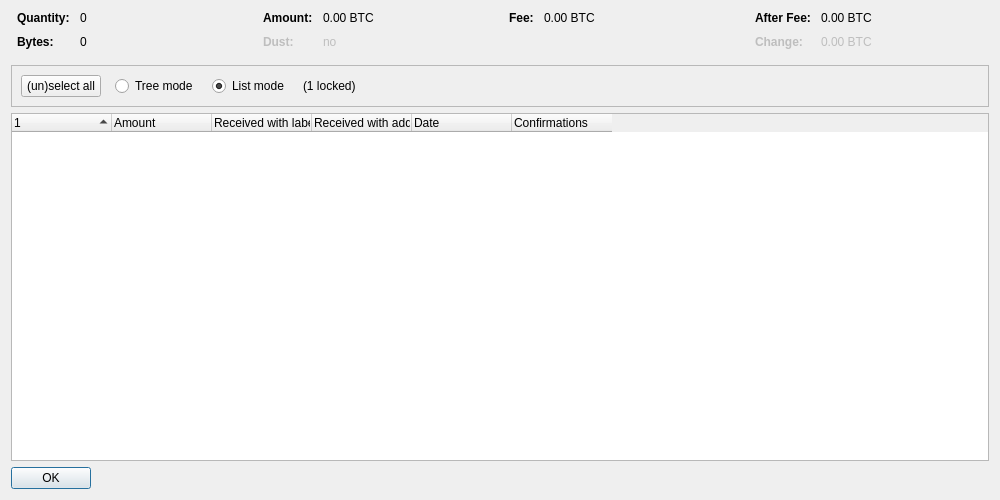
talentdeveloper/qt-test, file forms/coincontroldialog.ui: the form before one commit.
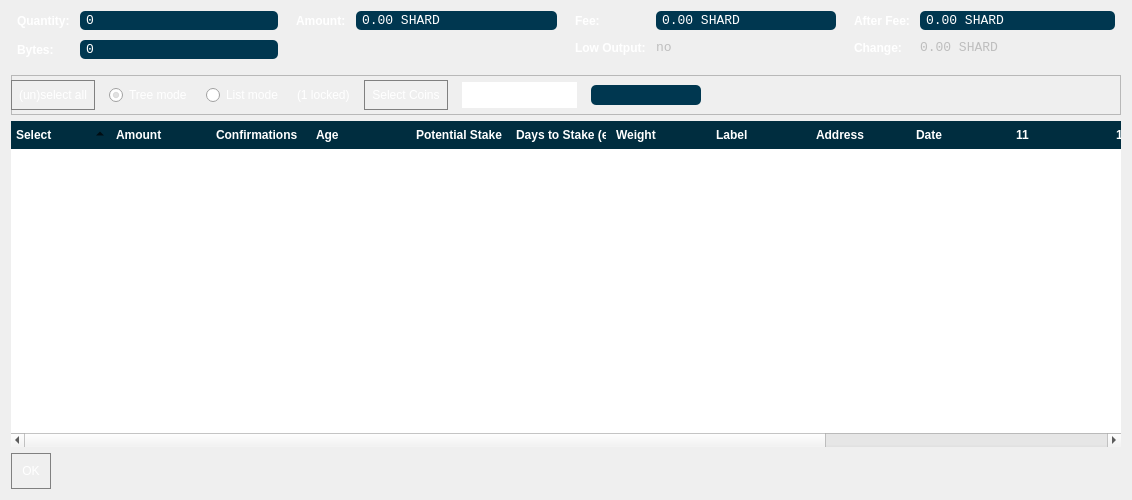
The form after the commit. Icons and pictures are not drawn. Custom widgets are drawn as their Qt base class.

Commit message: update with shard

Diff of the .ui file:
```diff
--- a/forms/coincontroldialog.ui
+++ b/forms/coincontroldialog.ui
@@ -6,12 +6,15 @@
    <rect>
     <x>0</x>
     <y>0</y>
-    <width>1000</width>
+    <width>1132</width>
     <height>500</height>
    </rect>
   </property>
   <property name="windowTitle">
-   <string>Coin Selection</string>
+   <string>Coin Control</string>
+  </property>
+  <property name="styleSheet">
+   <string notr="true">background:'#0a2634';</string>
   </property>
   <layout class="QVBoxLayout" name="verticalLayout">
    <item>
@@ -38,11 +41,8 @@
        </property>
        <item row="0" column="0">
         <widget class="QLabel" name="labelCoinControlQuantityText">
-         <property name="font">
-          <font>
-           <weight>75</weight>
-           <bold>true</bold>
-          </font>
+         <property name="styleSheet">
+          <string notr="true">font-weight:bold;color:white;</string>
          </property>
          <property name="text">
           <string>Quantity:</string>
@@ -51,12 +51,24 @@
        </item>
        <item row="0" column="1">
         <widget class="QLabel" name="labelCoinControlQuantity">
+         <property name="font">
+          <font>
+           <family>Monospace</family>
+           <pointsize>10</pointsize>
+          </font>
+         </property>
          <property name="cursor">
           <cursorShape>IBeamCursor</cursorShape>
          </property>
          <property name="contextMenuPolicy">
           <enum>Qt::ActionsContextMenu</enum>
          </property>
+         <property name="styleSheet">
+          <string notr="true">background:#003750;
+color:white;
+padding:2px;
+border-radius:5px;</string>
+         </property>
          <property name="text">
           <string notr="true">0</string>
          </property>
@@ -67,11 +79,8 @@
        </item>
        <item row="1" column="0">
         <widget class="QLabel" name="labelCoinControlBytesText">
-         <property name="font">
-          <font>
-           <weight>75</weight>
-           <bold>true</bold>
-          </font>
+         <property name="styleSheet">
+          <string notr="true">font-weight:bold;color:white;</string>
          </property>
          <property name="text">
           <string>Bytes:</string>
@@ -80,12 +89,24 @@
        </item>
        <item row="1" column="1">
         <widget class="QLabel" name="labelCoinControlBytes">
+         <property name="font">
+          <font>
+           <family>Monospace</family>
+           <pointsize>10</pointsize>
+          </font>
+         </property>
          <property name="cursor">
           <cursorShape>IBeamCursor</cursorShape>
          </property>
          <property name="contextMenuPolicy">
           <enum>Qt::ActionsContextMenu</enum>
          </property>
+         <property name="styleSheet">
+          <string notr="true">background:#003750;
+color:white;
+padding:2px;
+border-radius:5px;</string>
+         </property>
          <property name="text">
           <string notr="true">0</string>
          </property>
@@ -112,11 +133,8 @@
        </property>
        <item row="0" column="0">
         <widget class="QLabel" name="labelCoinControlAmountText">
-         <property name="font">
-          <font>
-           <weight>75</weight>
-           <bold>true</bold>
-          </font>
+         <property name="styleSheet">
+          <string notr="true">font-weight:bold;color:white;</string>
          </property>
          <property name="text">
           <string>Amount:</string>
@@ -125,49 +143,26 @@
        </item>
        <item row="0" column="1">
         <widget class="QLabel" name="labelCoinControlAmount">
-         <property name="cursor">
-          <cursorShape>IBeamCursor</cursorShape>
-         </property>
-         <property name="contextMenuPolicy">
-          <enum>Qt::ActionsContextMenu</enum>
-         </property>
-         <property name="text">
-          <string notr="true">0.00 BTC</string>
-         </property>
-         <property name="textInteractionFlags">
-          <set>Qt::LinksAccessibleByMouse|Qt::TextSelectableByKeyboard|Qt::TextSelectableByMouse</set>
-         </property>
-        </widget>
-       </item>
-       <item row="1" column="0">
-        <widget class="QLabel" name="labelCoinControlLowOutputText">
-         <property name="enabled">
-          <bool>false</bool>
-         </property>
          <property name="font">
           <font>
-           <weight>75</weight>
-           <bold>true</bold>
+           <family>Monospace</family>
+           <pointsize>10</pointsize>
           </font>
          </property>
-         <property name="text">
-          <string>Dust:</string>
-         </property>
-        </widget>
-       </item>
-       <item row="1" column="1">
-        <widget class="QLabel" name="labelCoinControlLowOutput">
-         <property name="enabled">
-          <bool>false</bool>
-         </property>
          <property name="cursor">
           <cursorShape>IBeamCursor</cursorShape>
          </property>
          <property name="contextMenuPolicy">
           <enum>Qt::ActionsContextMenu</enum>
          </property>
+         <property name="styleSheet">
+          <string notr="true">background:#003750;
+color:white;
+padding:2px;
+border-radius:5px;</string>
+         </property>
          <property name="text">
-          <string notr="true">no</string>
+          <string notr="true">0.00 SHARD</string>
          </property>
          <property name="textInteractionFlags">
           <set>Qt::LinksAccessibleByMouse|Qt::TextSelectableByKeyboard|Qt::TextSelectableByMouse</set>
@@ -192,11 +187,8 @@
        </property>
        <item row="0" column="0">
         <widget class="QLabel" name="labelCoinControlFeeText">
-         <property name="font">
-          <font>
-           <weight>75</weight>
-           <bold>true</bold>
-          </font>
+         <property name="styleSheet">
+          <string notr="true">font-weight:bold;color:white;</string>
          </property>
          <property name="text">
           <string>Fee:</string>
@@ -205,14 +197,64 @@
        </item>
        <item row="0" column="1">
         <widget class="QLabel" name="labelCoinControlFee">
+         <property name="font">
+          <font>
+           <family>Monospace</family>
+           <pointsize>10</pointsize>
+          </font>
+         </property>
          <property name="cursor">
           <cursorShape>IBeamCursor</cursorShape>
          </property>
          <property name="contextMenuPolicy">
           <enum>Qt::ActionsContextMenu</enum>
          </property>
+         <property name="styleSheet">
+          <string notr="true">background:#003750;
+color:white;
+padding:2px;
+border-radius:5px;</string>
+         </property>
          <property name="text">
-          <string notr="true">0.00 BTC</string>
+          <string notr="true">0.00 SHARD</string>
+         </property>
+         <property name="textInteractionFlags">
+          <set>Qt::LinksAccessibleByMouse|Qt::TextSelectableByKeyboard|Qt::TextSelectableByMouse</set>
+         </property>
+        </widget>
+       </item>
+       <item row="1" column="0">
+        <widget class="QLabel" name="labelCoinControlLowOutputText">
+         <property name="enabled">
+          <bool>false</bool>
+         </property>
+         <property name="styleSheet">
+          <string notr="true">font-weight:bold;color:white;</string>
+         </property>
+         <property name="text">
+          <string>Low Output:</string>
+         </property>
+        </widget>
+       </item>
+       <item row="1" column="1">
+        <widget class="QLabel" name="labelCoinControlLowOutput">
+         <property name="enabled">
+          <bool>false</bool>
+         </property>
+         <property name="font">
+          <font>
+           <family>Monospace</family>
+           <pointsize>10</pointsize>
+          </font>
+         </property>
+         <property name="cursor">
+          <cursorShape>IBeamCursor</cursorShape>
+         </property>
+         <property name="contextMenuPolicy">
+          <enum>Qt::ActionsContextMenu</enum>
+         </property>
+         <property name="text">
+          <string notr="true">no</string>
          </property>
          <property name="textInteractionFlags">
           <set>Qt::LinksAccessibleByMouse|Qt::TextSelectableByKeyboard|Qt::TextSelectableByMouse</set>
@@ -223,6 +265,9 @@
      </item>
      <item>
       <layout class="QFormLayout" name="formLayoutCoinControl4">
+       <property name="fieldGrowthPolicy">
+        <enum>QFormLayout::AllNonFixedFieldsGrow</enum>
+       </property>
        <property name="horizontalSpacing">
         <number>10</number>
        </property>
@@ -237,11 +282,8 @@
        </property>
        <item row="0" column="0">
         <widget class="QLabel" name="labelCoinControlAfterFeeText">
-         <property name="font">
-          <font>
-           <weight>75</weight>
-           <bold>true</bold>
-          </font>
+         <property name="styleSheet">
+          <string notr="true">font-weight:bold;color:white;</string>
          </property>
          <property name="text">
           <string>After Fee:</string>
@@ -250,14 +292,26 @@
        </item>
        <item row="0" column="1">
         <widget class="QLabel" name="labelCoinControlAfterFee">
+         <property name="font">
+          <font>
+           <family>Monospace</family>
+           <pointsize>10</pointsize>
+          </font>
+         </property>
          <property name="cursor">
           <cursorShape>IBeamCursor</cursorShape>
          </property>
          <property name="contextMenuPolicy">
           <enum>Qt::ActionsContextMenu</enum>
          </property>
+         <property name="styleSheet">
+          <string notr="true">background:#003750;
+color:white;
+padding:2px;
+border-radius:5px;</string>
+         </property>
          <property name="text">
-          <string notr="true">0.00 BTC</string>
+          <string notr="true">0.00 SHARD</string>
          </property>
          <property name="textInteractionFlags">
           <set>Qt::LinksAccessibleByMouse|Qt::TextSelectableByKeyboard|Qt::TextSelectableByMouse</set>
@@ -269,11 +323,8 @@
          <property name="enabled">
           <bool>false</bool>
          </property>
-         <property name="font">
-          <font>
-           <weight>75</weight>
-           <bold>true</bold>
-          </font>
+         <property name="styleSheet">
+          <string notr="true">font-weight:bold;color:white;</string>
          </property>
          <property name="text">
           <string>Change:</string>
@@ -285,6 +336,12 @@
          <property name="enabled">
           <bool>false</bool>
          </property>
+         <property name="font">
+          <font>
+           <family>Monospace</family>
+           <pointsize>10</pointsize>
+          </font>
+         </property>
          <property name="cursor">
           <cursorShape>IBeamCursor</cursorShape>
          </property>
@@ -292,7 +349,7 @@
           <enum>Qt::ActionsContextMenu</enum>
          </property>
          <property name="text">
-          <string notr="true">0.00 BTC</string>
+          <string notr="true">0.00 SHARD</string>
          </property>
          <property name="textInteractionFlags">
           <set>Qt::LinksAccessibleByMouse|Qt::TextSelectableByKeyboard|Qt::TextSelectableByMouse</set>
@@ -317,9 +374,16 @@
      <property name="frameShadow">
       <enum>QFrame::Sunken</enum>
      </property>
-     <layout class="QHBoxLayout" name="horizontalLayout">
-      <item>
-       <layout class="QHBoxLayout" name="horizontalLayoutPanel" stretch="0,0,0,0,0">
+     <widget class="QWidget" name="horizontalLayoutWidget">
+      <property name="geometry">
+       <rect>
+        <x>0</x>
+        <y>0</y>
+        <width>1111</width>
+        <height>41</height>
+       </rect>
+      </property>
+      <layout class="QHBoxLayout" name="horizontalLayoutPanel" stretch="0,0,0,0,0,0,0,0">
         <property name="spacing">
          <number>14</number>
         </property>
@@ -331,12 +395,54 @@
             <verstretch>0</verstretch>
            </sizepolicy>
           </property>
+         <property name="styleSheet">
+          <string notr="true">QPushButton { 
+ background-color: &quot;#002d3f&quot;;
+	border:1px solid gray;
+	color:white;
+	outline: none;
+padding:7px;
+
+}
+
+QPushButton:pressed {
+   background-color: &quot;#002d3f&quot;;
+border:1px solid gray;
+	color:white;
+
+}
+QPushButton:focus:pressed { 
+    background: &quot;#003750&quot;;
+	border:1px solid #0adbf0;
+	color:white;
+
+ }
+QPushButton:focus { 
+   background-color: &quot;#002d3f&quot;;
+	border:1px solid gray;
+	color:white;
+
+}
+QPushButton:hover {
+     background-color: &quot;#002d3f&quot;;
+	border:1px solid #0adbf0;
+ }
+QPushButton:checked { 
+     background-color: &quot;#002d3f&quot;;
+border:1px solid gray;
+	color:white;
+
+ }
+QPushButton:disabled { 
+    background:'#0a2634';
+color:gray;
+border:1px solid gray;
+ }
+</string>
+         </property>
           <property name="text">
            <string>(un)select all</string>
           </property>
-          <property name="autoDefault">
-           <bool>false</bool>
-          </property>
          </widget>
         </item>
         <item>
@@ -347,9 +453,15 @@
             <verstretch>0</verstretch>
            </sizepolicy>
           </property>
+         <property name="styleSheet">
+          <string notr="true">color:white;</string>
+         </property>
           <property name="text">
            <string>Tree mode</string>
           </property>
+         <property name="checked">
+          <bool>true</bool>
+         </property>
          </widget>
         </item>
         <item>
@@ -360,21 +472,156 @@
             <verstretch>0</verstretch>
            </sizepolicy>
           </property>
+         <property name="styleSheet">
+          <string notr="true">color:white;</string>
+         </property>
           <property name="text">
            <string>List mode</string>
           </property>
-          <property name="checked">
-           <bool>true</bool>
-          </property>
          </widget>
         </item>
         <item>
          <widget class="QLabel" name="labelLocked">
+         <property name="sizePolicy">
+          <sizepolicy hsizetype="Preferred" vsizetype="Fixed">
+           <horstretch>0</horstretch>
+           <verstretch>0</verstretch>
+          </sizepolicy>
+         </property>
+         <property name="styleSheet">
+          <string notr="true">color:white;</string>
+         </property>
           <property name="text">
            <string notr="true">(1 locked)</string>
           </property>
          </widget>
         </item>
+       <item>
+        <widget class="QPushButton" name="pushButtonCustomCC">
+         <property name="styleSheet">
+          <string notr="true">QPushButton { 
+ background-color: &quot;#002d3f&quot;;
+	border:1px solid gray;
+	color:white;
+	outline: none;
+padding:7px;
+
+}
+
+QPushButton:pressed {
+   background-color: &quot;#002d3f&quot;;
+border:1px solid gray;
+	color:white;
+
+}
+QPushButton:focus:pressed { 
+    background: &quot;#003750&quot;;
+	border:1px solid #0adbf0;
+	color:white;
+
+ }
+QPushButton:focus { 
+   background-color: &quot;#002d3f&quot;;
+	border:1px solid gray;
+	color:white;
+
+}
+QPushButton:hover {
+     background-color: &quot;#002d3f&quot;;
+	border:1px solid #0adbf0;
+ }
+QPushButton:checked { 
+     background-color: &quot;#002d3f&quot;;
+border:1px solid gray;
+	color:white;
+
+ }
+QPushButton:disabled { 
+    background:'#0a2634';
+color:gray;
+border:1px solid gray;
+ }
+</string>
+         </property>
+         <property name="text">
+          <string>Select Coins</string>
+         </property>
+        </widget>
+       </item>
+       <item>
+        <widget class="QComboBox" name="QComboBoxFilterCoins">
+         <property name="styleSheet">
+          <string notr="true">QComboBox {
+    background:&quot;#002d3f&quot;;
+    border:0px;
+    color:white;
+    outline: none;
+    padding-left:10px;
+	padding-top:5px;
+	padding-bottom:5px;
+	padding-right:45px;
+   }
+   QComboBox::drop-down {
+    
+        border:0px;
+        margin-right:10px;
+
+    }
+    QComboBox::down-arrow {
+        image: url(&quot;:/images/res/images/dropdown.png&quot;);
+    }
+    QComboBox:pressed {
+        background: &quot;#002d3f&quot;; 
+    }
+    QComboBox:focus:pressed {
+        background: &quot;#003750&quot;;
+     }
+    QComboBox:focus { 
+        background: &quot;#002d3f&quot;; 
+    }
+    QComboBox:hover {
+         background: &quot;#003750&quot;;
+    }
+
+    QComboBox:checked { 
+       background: &quot;#002d3f&quot;;
+    }
+    QComboBox:checked:hover {
+        background: &quot;#002d3&quot;;
+ }
+QComboBox:disabled { 
+    background: &quot;#0a2634&quot;;
+	color:gray;
+ }
+    </string>
+         </property>
+        </widget>
+       </item>
+       <item>
+        <widget class="QLineEdit" name="lineEditCustomCC">
+         <property name="enabled">
+          <bool>true</bool>
+         </property>
+         <property name="sizePolicy">
+          <sizepolicy hsizetype="Fixed" vsizetype="Fixed">
+           <horstretch>0</horstretch>
+           <verstretch>0</verstretch>
+          </sizepolicy>
+         </property>
+         <property name="baseSize">
+          <size>
+           <width>50</width>
+           <height>0</height>
+          </size>
+         </property>
+         <property name="styleSheet">
+          <string notr="true">background:#003750;
+color:white;
+padding:2px;
+border-radius:5px;</string>
+         </property>
+        </widget>
+       </item>
         <item>
          <spacer name="horizontalSpacer">
           <property name="orientation">
@@ -389,20 +636,95 @@
          </spacer>
         </item>
        </layout>
-      </item>
-     </layout>
-    </widget>
+     </widget>
+    </widget>
    </item>
+   <item>
+    <layout class="QVBoxLayout" name="verticalLayout_2">
    <item>
     <widget class="CoinControlTreeWidget" name="treeWidget">
      <property name="contextMenuPolicy">
       <enum>Qt::CustomContextMenu</enum>
      </property>
+       <property name="styleSheet">
+        <string notr="true">QTreeWidget {
+    show-decoration-selected: 1;
+border:0px;
+color:white;
+}
+
+QTreeWidget::item {
+     border: 1px solid #002d3f;
+    border-top-color: transparent;
+    border-bottom-color: transparent;
+}
+
+QTreeWidget::item:hover {
+    background: #002d3f;
+   
+}
+
+QTreeWidget::item:selected {
+    border: 1px solid gray;
+}
+
+QTreeWidget::item:selected:active{
+    background: #003750;
+}
+
+QTreeWidget::item:selected:!active {
+    background: #002d3f;
+}
+QHeaderView::section
+    {
+    spacing: 10px;
+    background-color:#002d3f;
+    color: white;
+    padding:5px;
+    font-weight:bold;
+    font-size:12px;
+    border: 0px;
+    text-align: right;
+    font-family: arial;
+    }
+
+QTreeWidget::branch {
+        background: #002d3f;
+}
+
+QTreeWidget::branch:has-siblings:!adjoins-item {
+        background: #002d3f;
+}
+
+QTreeWidget::branch:has-siblings:adjoins-item {
+        background: #002d3f;
+}
+
+QTreeWidget::branch:!has-children:!has-siblings:adjoins-item {
+        background: #002d3f;
+}
+
+QTreeWidget::branch:closed:has-children:has-siblings {
+        background: #002d3f;
+}
+
+QTreeWidget::branch:has-children:!has-siblings:closed {
+        background: #002d3f;
+}
+
+QTreeWidget::branch:open:has-children:has-siblings {
+        background: #002d3f;
+}
+
+QTreeWidget::branch:open:has-children:!has-siblings {
+        background: #002d3f;
+}</string>
+       </property>
      <property name="sortingEnabled">
       <bool>false</bool>
      </property>
      <property name="columnCount">
-      <number>6</number>
+        <number>15</number>
      </property>
      <attribute name="headerShowSortIndicator" stdset="0">
       <bool>true</bool>
@@ -412,7 +734,7 @@
      </attribute>
      <column>
       <property name="text">
-       <string/>
+         <string>Select</string>
       </property>
      </column>
      <column>
@@ -420,21 +742,6 @@
        <string>Amount</string>
       </property>
      </column>
-     <column>
-      <property name="text">
-       <string>Received with label</string>
-      </property>
-     </column>
-     <column>
-      <property name="text">
-       <string>Received with address</string>
-      </property>
-     </column>
-     <column>
-      <property name="text">
-       <string>Date</string>
-      </property>
-     </column>
      <column>
       <property name="text">
        <string>Confirmations</string>
@@ -443,6 +750,46 @@
        <string>Confirmed</string>
       </property>
      </column>
+       <column>
+        <property name="text">
+         <string>Age</string>
+        </property>
+       </column>
+       <column>
+        <property name="text">
+         <string>Potential Stake</string>
+        </property>
+       </column>
+       <column>
+        <property name="text">
+         <string>Days to Stake (est.)</string>
+        </property>
+       </column>
+       <column>
+        <property name="text">
+         <string>Weight</string>
+        </property>
+       </column>
+       <column>
+        <property name="text">
+         <string>Label</string>
+        </property>
+       </column>
+       <column>
+        <property name="text">
+         <string>Address</string>
+        </property>
+       </column>
+       <column>
+        <property name="text">
+         <string>Date</string>
+        </property>
+       </column>
+       <column>
+        <property name="text">
+         <string/>
+        </property>
+       </column>
      <column>
       <property name="text">
        <string/>
@@ -464,6 +811,8 @@
       </property>
      </column>
     </widget>
+     </item>
+    </layout>
    </item>
    <item>
     <widget class="QDialogButtonBox" name="buttonBox">
@@ -473,6 +822,50 @@
        <verstretch>0</verstretch>
       </sizepolicy>
      </property>
+     <property name="styleSheet">
+      <string notr="true">QPushButton { 
+ background-color: &quot;#002d3f&quot;;
+	border:1px solid gray;
+	color:white;
+	outline: none;
+	padding:10px;
+}
+
+QPushButton:pressed {
+   background-color: &quot;#002d3f&quot;;
+border:1px solid gray;
+	color:white;
+
+}
+QPushButton:focus:pressed { 
+    background: &quot;#003750&quot;;
+	border:1px solid #0adbf0;
+	color:white;
+
+ }
+QPushButton:focus { 
+   background-color: &quot;#002d3f&quot;;
+	border:1px solid gray;
+	color:white;
+
+}
+QPushButton:hover {
+     background-color: &quot;#002d3f&quot;;
+	border:1px solid #0adbf0;
+ }
+QPushButton:checked { 
+     background-color: &quot;#002d3f&quot;;
+border:1px solid gray;
+	color:white;
+
+ }
+QPushButton:disabled { 
+    background:'#0a2634';
+color:gray;
+border:1px solid gray;
+ }
+</string>
+     </property>
      <property name="orientation">
       <enum>Qt::Horizontal</enum>
      </property>
```
Left out of the diff: 2 changed lines with no effect on the pictures. Lines whose indentation alone changed are shown as unchanged. The commit also changes 334 other files.
